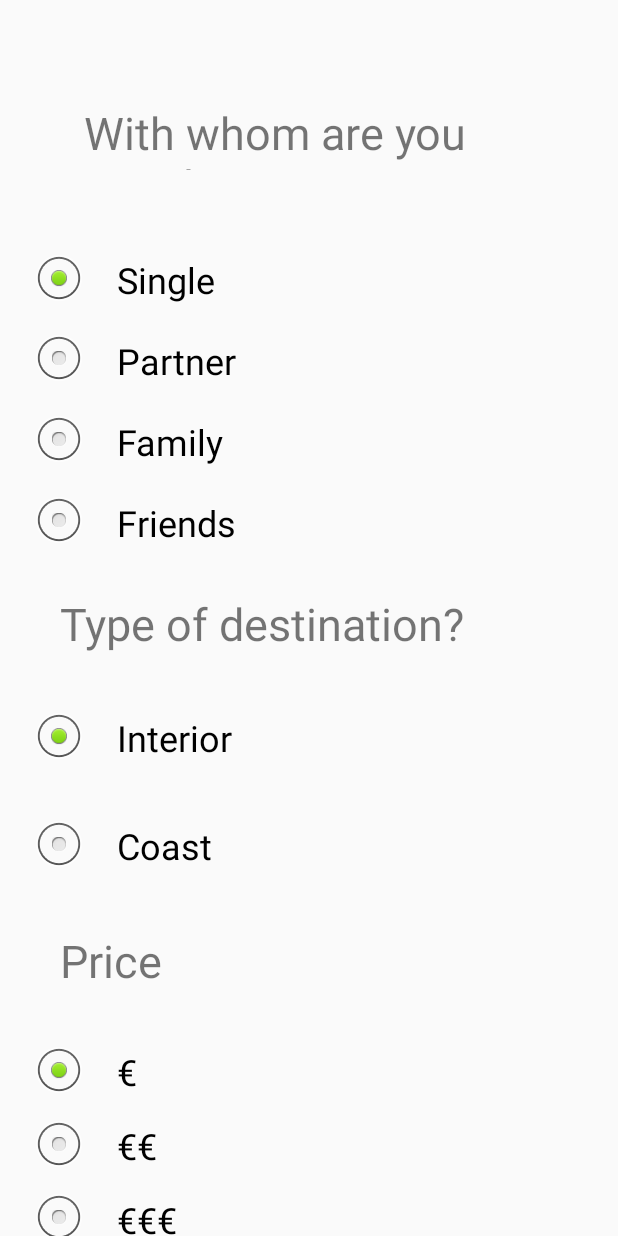
After one commit to ProyectoAppTurismo/fyh_1., an Android app: the OpcionesIngles screen opened directly, with no data from a screen before it, on a phone screen of 412 x 824 dp. The commit adds this screen. Run offline under Robolectric (Android 15) with nearby library versions, the phone set to English and light mode, and no system bars.

Commit message:
Incluido botón de inicio y pantalla de opciones en inglés

```diff
--- a/app/src/main/AndroidManifest.xml
+++ b/app/src/main/AndroidManifest.xml
@@ -9,7 +9,11 @@
         android:roundIcon="@mipmap/ic_launcher_round"
         android:supportsRtl="true"
         android:theme="@style/AppTheme">
-        <activity android:name=".Resultados"></activity>
+        <activity
+            android:name=".OpcionesIngles"
+            android:label="@string/title_activity_formulario_ingles"
+            android:theme="@style/AppTheme.NoActionBar"></activity>
+        <activity android:name=".Resultados" />
         <activity android:name=".OpcionesRadioButton" />
         <activity
             android:name=".Main2Activity"
--- /dev/null
+++ b/app/src/main/java/com/example/fyh/OpcionesIngles.java
@@ -0,0 +1,147 @@
+package com.example.fyh;
+
+import android.content.Intent;
+import android.os.Bundle;
+import androidx.appcompat.app.AppCompatActivity;
+import android.view.Menu;
+import android.view.MenuItem;
+import android.view.View;
+import android.widget.Button;
+import android.widget.RadioButton;
+import android.widget.Spinner;
+
+public class OpcionesIngles extends AppCompatActivity {
+
+    @Override
+    protected void onCreate(Bundle savedInstanceState) {
+        super.onCreate(savedInstanceState);
+        setContentView(R.layout.activity_formulario_ingles);
+
+        Button btn = (Button) findViewById(R.id.next);
+
+        btn.setOnClickListener(new View.OnClickListener(){
+            @Override
+            public void onClick(View view) {
+                Intent intent = new Intent(view.getContext(), Resultados.class);
+                intent.putExtra("b_compañia", BotonesCompañia() );
+                intent.putExtra("b_tipo", BotonesTipo() );
+                intent.putExtra("b_precio", BotonesPrecio() );
+                intent.putExtra("b_afluencia", BotonesAfluencia() );
+                intent.putExtra("TipoTur", Spinneropcion() );
+                startActivityForResult(intent, 0);
+
+            }
+        });
+
+    }
+
+    @Override
+    public boolean onCreateOptionsMenu(Menu menu) {
+        // Inflate the menu; this adds items to the action bar if it is present.
+        // getMenuInflater().inflate(R.menu.menu_scrolling, menu);
+        return true;
+    }
+
+
+    @Override
+    public boolean onOptionsItemSelected(MenuItem item) {
+        // Handle action bar item clicks here. The action bar will
+        // automatically handle clicks on the Home/Up button, so long
+        // as you specify a parent activity in AndroidManifest.xml.
+        int id = item.getItemId();
+
+        //noinspection SimplifiableIfStatement
+        if (id == R.id.action_settings) {
+            return true;
+        }
+        return super.onOptionsItemSelected(item);
+    }
+
+    /**
+     * Según el radioButton seleccionado, retorna un string
+     * @return tipo de compañia seleccionada
+     */
+    public String BotonesCompañia(){
+        String compañia="";
+        RadioButton solo= (RadioButton) findViewById(R.id.single);
+        RadioButton amigos= (RadioButton) findViewById(R.id.friends);
+        RadioButton pareja= (RadioButton) findViewById(R.id.partner);
+        RadioButton familia= (RadioButton) findViewById(R.id.family);
+        if (solo.isChecked())
+            compañia= "Sol@";
+        if (pareja.isChecked())
+            compañia= "Pareja";
+        if (familia.isChecked())
+            compañia= "Familia";
+        if (amigos.isChecked())
+            compañia= "Amigos";
+        return compañia;
+    }
+
+    /**
+     * Según el radioButton seleccionado, retorna un string
+     * @return tipo seleccionado
+     */
+    public String BotonesTipo(){
+        String tipo="";
+        RadioButton costa= (RadioButton) findViewById(R.id.coast);
+        RadioButton interior = (RadioButton) findViewById(R.id.interior);
+
+        if (costa.isChecked())
+            tipo= "Costa";
+        if (interior.isChecked())
+            tipo= "Interior";
+
+        return tipo;
+    }
+
+    /**
+     * Según el radioButton seleccionado, retorna un string
+     * @return precio seleccionado
+     */
+    public String BotonesPrecio(){
+        String precio ="";
+        RadioButton bajo = (RadioButton) findViewById(R.id.lowPrice);
+        RadioButton medio = (RadioButton) findViewById(R.id.halfPrice);
+        RadioButton alto = (RadioButton) findViewById(R.id.highPrice);
+
+
+        if (bajo.isChecked()) {
+            precio = "€";
+        }
+        if (medio.isChecked()) {
+            precio = "€€";
+        }
+        if (alto.isChecked()) {
+            precio = "€€€";
+        }
+
+        return precio;
+    }
+
+    /**
+     * Según el radioButton seleccionado, retorna un string
+     * @return tipo de afluencia seleccionada
+     */
+    public String BotonesAfluencia(){
+        String afluencia ="";
+        RadioButton baja = (RadioButton) findViewById(R.id.low);
+        RadioButton media = (RadioButton) findViewById(R.id.average);
+        RadioButton alta = (RadioButton) findViewById(R.id.high);
+
+        if (baja.isChecked())
+            afluencia= "Baja";
+        if (media.isChecked())
+            afluencia= "Media";
+        if (alta.isChecked())
+            afluencia= "Alta";
+        return afluencia;
+    }
+
+    public String Spinneropcion(){
+        Spinner Tipotur= (Spinner) findViewById(R.id.typeOfTourism);
+        String spinnerText= Tipotur.getSelectedItem().toString();
+
+        return spinnerText;
+    }
+}
--- a/app/src/main/java/com/example/fyh/PantallaInicio.java
+++ b/app/src/main/java/com/example/fyh/PantallaInicio.java
@@ -49,5 +49,17 @@ public class PantallaInicio extends AppCompatActivity {
 
             }
         });
+        Button btn2 = (Button) findViewById(R.id.start);
+        btn2.setOnClickListener(new View.OnClickListener(){
+            @Override
+            public void onClick(View view) {
+                Intent intent2 = new Intent(view.getContext(), OpcionesIngles.class);
+                startActivityForResult(intent2, 0);
+
+            }
+        });
+
+
+
     }
 }
--- /dev/null
+++ b/app/src/main/res/layout/activity_formulario_ingles.xml
@@ -0,0 +1,317 @@
+<?xml version="1.0" encoding="utf-8"?>
+<androidx.core.widget.NestedScrollView xmlns:android="http://schemas.android.com/apk/res/android"
+    xmlns:app="http://schemas.android.com/apk/res-auto"
+    xmlns:tools="http://schemas.android.com/tools"
+    android:layout_width="match_parent"
+    android:layout_height="match_parent"
+    tools:context=".OpcionesIngles">
+
+
+    <LinearLayout
+        android:layout_width="match_parent"
+        android:layout_height="wrap_content"
+        android:orientation="vertical"
+        android:paddingLeft="20dp">
+
+        <LinearLayout
+            android:layout_width="match_parent"
+            android:layout_height="wrap_content"
+            android:orientation="vertical"
+            android:visibility="visible">
+
+
+            <LinearLayout
+                android:layout_width="match_parent"
+                android:layout_height="160dp"
+                android:orientation="vertical">
+
+                <LinearLayout
+                    android:id="@+id/linearLayout2"
+                    android:layout_width="397dp"
+                    android:layout_height="45dp"
+                    android:layout_marginStart="16dp"
+                    android:layout_marginLeft="16dp"
+                    android:layout_marginTop="68dp"
+                    android:orientation="vertical">
+
+                    <TextView
+                        android:id="@+id/textView2"
+                        android:layout_width="match_parent"
+                        android:layout_height="51dp"
+                        android:paddingLeft="20dp"
+                        android:text="With whom are you traveling?"
+                        android:textSize="30sp" />
+
+                </LinearLayout>
+            </LinearLayout>
+
+            <LinearLayout
+                android:id="@+id/linearLayout3"
+                android:layout_width="match_parent"
+                android:layout_height="215dp"
+                android:orientation="vertical"
+                tools:layout_editor_absoluteX="16dp"
+                tools:layout_editor_absoluteY="129dp">
+
+                <RadioGroup
+                    android:layout_width="match_parent"
+                    android:layout_height="match_parent">
+
+                    <RadioButton
+                        android:id="@+id/single"
+                        style="@style/Widget.AppCompat.CompoundButton.RadioButton"
+                        android:layout_width="match_parent"
+                        android:layout_height="wrap_content"
+                        android:layout_weight="1"
+                        android:button="@android:drawable/btn_radio"
+                        android:checked="true"
+                        android:clickable="true"
+                        android:cursorVisible="true"
+                        android:focusable="auto"
+                        android:paddingLeft="20dp"
+                        android:text="Single"
+                        android:textSize="24sp"
+                        android:visibility="visible"
+                        tools:visibility="visible" />
+
+                    <RadioButton
+                        android:id="@+id/partner"
+                        style="@style/Widget.AppCompat.CompoundButton.RadioButton"
+                        android:layout_width="match_parent"
+                        android:layout_height="wrap_content"
+                        android:layout_weight="1"
+                        android:bufferType="normal"
+                        android:button="@android:drawable/btn_radio"
+                        android:checked="false"
+                        android:paddingLeft="20dp"
+                        android:text="Partner"
+                        android:textSize="24sp" />
+
+                    <RadioButton
+                        android:id="@+id/family"
+                        android:layout_width="match_parent"
+                        android:layout_height="wrap_content"
+                        android:layout_weight="1"
+                        android:button="@android:drawable/btn_radio"
+                        android:checked="false"
+                        android:paddingLeft="20dp"
+                        android:text="Family"
+                        android:textSize="24sp" />
+
+                    <RadioButton
+                        android:id="@+id/friends"
+                        android:layout_width="match_parent"
+                        android:layout_height="wrap_content"
+                        android:layout_weight="1"
+                        android:button="@android:drawable/btn_radio"
+                        android:checked="false"
+                        android:cursorVisible="false"
+                        android:duplicateParentState="false"
+                        android:paddingLeft="20dp"
+                        android:text="Friends"
+                        android:textSize="24sp" />
+                </RadioGroup>
+            </LinearLayout>
+
+            <LinearLayout
+                android:layout_width="match_parent"
+                android:layout_height="wrap_content"
+                android:orientation="vertical">
+
+                <TextView
+                    android:id="@+id/textView4"
+                    android:layout_width="match_parent"
+                    android:layout_height="match_parent"
+                    android:padding="20dp"
+                    android:paddingLeft="20dp"
+                    android:text="Type of destination?"
+                    android:textSize="30sp" />
+            </LinearLayout>
+
+            <LinearLayout
+                android:layout_width="match_parent"
+                android:layout_height="144dp"
+                android:orientation="vertical">
+
+                <RadioGroup
+                    android:layout_width="match_parent"
+                    android:layout_height="match_parent">
+
+                    <RadioButton
+                        android:id="@+id/interior"
+                        android:layout_width="match_parent"
+                        android:layout_height="wrap_content"
+                        android:layout_weight="1"
+                        android:button="@android:drawable/btn_radio"
+                        android:checked="true"
+                        android:paddingLeft="20dp"
+                        android:text="Interior"
+                        android:textSize="24sp" />
+
+                    <RadioButton
+                        android:id="@+id/coast"
+                        android:layout_width="match_parent"
+                        android:layout_height="wrap_content"
+                        android:layout_weight="1"
+                        android:button="@android:drawable/btn_radio"
+                        android:paddingLeft="20dp"
+                        android:text="Coast"
+                        android:textSize="24sp" />
+                </RadioGroup>
+            </LinearLayout>
+
+            <LinearLayout
+                android:layout_width="match_parent"
+                android:layout_height="90dp"
+                android:orientation="horizontal">
+
+                <TextView
+                    android:id="@+id/textView5"
+                    android:layout_width="wrap_content"
+                    android:layout_height="match_parent"
+                    android:layout_weight="1"
+                    android:padding="20dp"
+                    android:paddingLeft="20dp"
+                    android:text="Price"
+                    android:textSize="30sp" />
+            </LinearLayout>
+
+            <LinearLayout
+                android:layout_width="match_parent"
+                android:layout_height="162dp"
+                android:orientation="horizontal">
+
+                <RadioGroup
+                    android:layout_width="match_parent"
+                    android:layout_height="147dp">
+
+                    <RadioButton
+                        android:id="@+id/lowPrice"
+                        android:layout_width="match_parent"
+                        android:layout_height="match_parent"
+                        android:layout_weight="1"
+                        android:button="@android:drawable/btn_radio"
+                        android:checked="true"
+                        android:paddingLeft="20dp"
+                        android:text="€"
+                        android:textSize="24sp" />
+
+                    <RadioButton
+                        android:id="@+id/halfPrice"
+                        android:layout_width="match_parent"
+                        android:layout_height="match_parent"
+                        android:layout_weight="1"
+                        android:button="@android:drawable/btn_radio"
+                        android:paddingLeft="20dp"
+                        android:text="€€"
+                        android:textSize="24sp" />
+
+                    <RadioButton
+                        android:id="@+id/highPrice"
+                        android:layout_width="match_parent"
+                        android:layout_height="match_parent"
+                        android:layout_weight="1"
+                        android:button="@android:drawable/btn_radio"
+                        android:paddingLeft="20dp"
+                        android:text="€€€"
+                        android:textSize="24sp" />
+
+                </RadioGroup>
+            </LinearLayout>
+
+            <LinearLayout
+                android:layout_width="match_parent"
+                android:layout_height="96dp"
+                android:orientation="vertical">
+
+                <TextView
+                    android:id="@+id/textView9"
+                    android:layout_width="match_parent"
+                    android:layout_height="match_parent"
+                    android:padding="20dp"
+                    android:paddingLeft="20dp"
+                    android:text="Affluence"
+                    android:textSize="30sp" />
+
+            </LinearLayout>
+
+            <LinearLayout
+                android:layout_width="match_parent"
+                android:layout_height="119dp"
+                android:orientation="vertical">
+
+                <RadioGroup
+                    android:layout_width="match_parent"
+                    android:layout_height="match_parent">
+
+                    <RadioButton
+                        android:id="@+id/low"
+                        android:layout_width="match_parent"
+                        android:layout_height="wrap_content"
+                        android:layout_weight="1"
+                        android:button="@android:drawable/btn_radio"
+                        android:checked="true"
+                        android:paddingLeft="20dp"
+                        android:text="Low"
+                        android:textSize="24sp" />
+
+                    <RadioButton
+                        android:id="@+id/average"
+                        android:layout_width="match_parent"
+                        android:layout_height="wrap_content"
+                        android:layout_weight="1"
+                        android:button="@android:drawable/btn_radio"
+                        android:paddingLeft="20dp"
+                        android:text="Average"
+                        android:textSize="24sp" />
+
+                    <RadioButton
+                        android:id="@+id/high"
+                        android:layout_width="match_parent"
+                        android:layout_height="wrap_content"
+                        android:layout_weight="1"
+                        android:paddingLeft="20dp"
+                        android:text="High"
+                        android:textSize="24sp"
+                        android:button="@android:drawable/btn_radio" />
+                </RadioGroup>
+            </LinearLayout>
+
+            <LinearLayout
+                android:layout_width="match_parent"
+                android:layout_height="125dp"
+                android:orientation="vertical">
+
+                <Spinner
+                    android:id="@+id/typeOfTourism"
+                    android:layout_width="match_parent"
+                    android:layout_height="match_parent"
+                    android:entries="@array/tipos"
+                    android:paddingLeft="20dp" />
+
+            </LinearLayout>
+
+            <LinearLayout
+                android:layout_width="match_parent"
+                android:layout_height="match_parent"
+                android:orientation="vertical">
+
+                <Button
+                    android:id="@+id/next"
+                    android:layout_width="wrap_content"
+                    android:layout_height="wrap_content"
+                    android:layout_marginStart="8dp"
+                    android:layout_marginLeft="8dp"
+                    android:layout_marginEnd="160dp"
+                    android:layout_marginRight="160dp"
+                    android:layout_marginBottom="136dp"
+                    android:text="NEXT"
+                    app:layout_constraintBottom_toTopOf="@+id/nav_view"
+                    app:layout_constraintEnd_toEndOf="parent"
+                    app:layout_constraintHorizontal_bias="0.987"
+                    app:layout_constraintStart_toStartOf="parent" />
+            </LinearLayout>
+
+        </LinearLayout>
+    </LinearLayout>
+</androidx.core.widget.NestedScrollView>
--- a/app/src/main/res/layout/activity_pantallainicio.xml
+++ b/app/src/main/res/layout/activity_pantallainicio.xml
@@ -34,14 +34,15 @@
         android:id="@+id/empezar"
         android:layout_width="wrap_content"
         android:layout_height="wrap_content"
-        android:layout_marginStart="8dp"
-        android:layout_marginLeft="8dp"
+        android:layout_marginStart="68dp"
+        android:layout_marginLeft="68dp"
         android:layout_marginEnd="8dp"
         android:layout_marginRight="8dp"
-        android:layout_marginBottom="136dp"
+        android:layout_marginBottom="140dp"
         android:text="EMPEZAR"
         app:layout_constraintBottom_toTopOf="@+id/nav_view"
-        app:layout_constraintEnd_toEndOf="parent"
+        app:layout_constraintEnd_toStartOf="@+id/start"
+        app:layout_constraintHorizontal_bias="0.682"
         app:layout_constraintStart_toStartOf="parent" />
 
     <ImageView
@@ -77,4 +78,16 @@
         app:layout_constraintTop_toTopOf="parent"
         tools:text="FIND YOUR HOLIDAYS" />
 
+    <Button
+        android:id="@+id/start"
+        android:layout_width="wrap_content"
+        android:layout_height="wrap_content"
+        android:layout_marginEnd="96dp"
+        android:layout_marginRight="96dp"
+        android:layout_marginBottom="140dp"
+        android:text="START"
+        app:layout_constraintBottom_toTopOf="@+id/nav_view"
+        app:layout_constraintEnd_toEndOf="parent"
+        tools:ignore="MissingConstraints" />
+
 </androidx.constraintlayout.widget.ConstraintLayout>
--- a/app/src/main/res/values/strings.xml
+++ b/app/src/main/res/values/strings.xml
@@ -109,4 +109,5 @@
     </string-array>
     <string name="lista_vacia">sin datos</string>
     <string name="action_settings">Settings</string>
+    <string name="title_activity_formulario_ingles">formulario_ingles</string>
 </resources>
```
